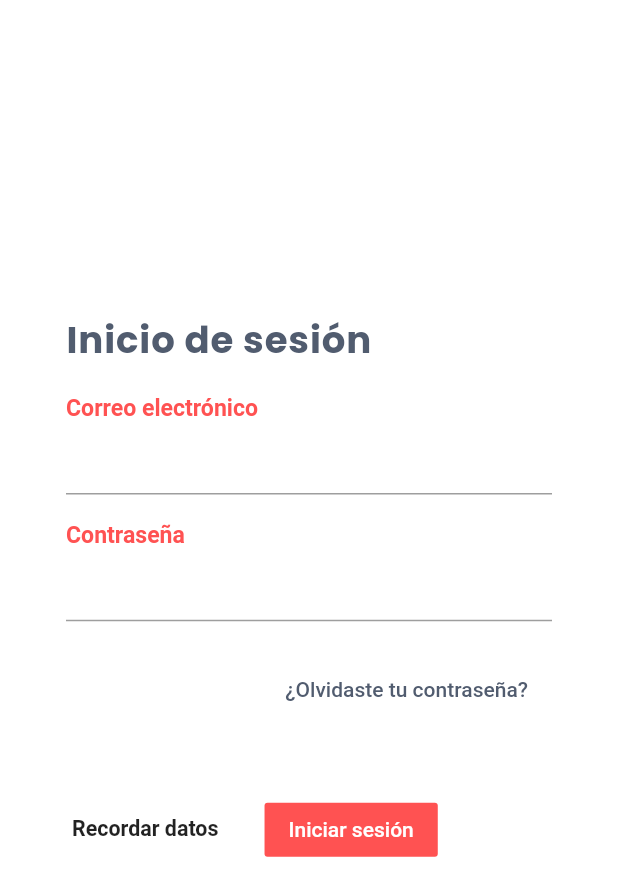
After one commit to diazdesandi/flutterpsicologia, a Flutter app: the SignInPage screen opened directly, after a tap on "Iniciar sesión", on a phone screen of 412 x 824 dp. The commit adds this screen. Shown: the top 896 px of the screen. Run offline on Flutter 3.47's test engine with Material 2 defaults, Android fonts, the phone set to English and light mode, and no system bars; our stand-ins replace curved_navigation_bar, firebase_auth, firebase_core, flutter_calendar_carousel, flutter_screenutil, font_awesome_flutter and 3 more; missing offline and left inert: webfeed; accounts and stored records are empty; network calls fail.

Commit message:
Login fixed, files deleted.

```diff
--- /dev/null
+++ b/lib/login/auth.dart
@@ -0,0 +1,33 @@
+import 'package:firebase_auth/firebase_auth.dart';
+
+class AuthenticationService {
+  final FirebaseAuth _firebaseAuth;
+
+  AuthenticationService(this._firebaseAuth);
+
+  Stream<User> get authStateChanges => _firebaseAuth.idTokenChanges();
+
+  Future<void> signOut() async {
+    await _firebaseAuth.signOut();
+  }
+
+  Future<String> signIn({String email, String password}) async {
+    try {
+      await _firebaseAuth.signInWithEmailAndPassword(
+          email: email, password: password);
+      return "Signed in";
+    } on FirebaseAuthException catch (e) {
+      return e.message;
+    }
+  }
+
+  Future<String> signUp({String email, String password}) async {
+    try {
+      await _firebaseAuth.createUserWithEmailAndPassword(
+          email: email, password: password);
+      return "Signed up";
+    } on FirebaseAuthException catch (e) {
+      return e.message;
+    }
+  }
+}
--- /dev/null
+++ b/lib/loginpage.dart
@@ -0,0 +1,204 @@
+import 'package:flutter/material.dart';
+import 'package:flutter_screenutil/flutter_screenutil.dart';
+import 'package:google_fonts/google_fonts.dart';
+import 'login/auth.dart';
+import 'package:provider/provider.dart';
+import 'login/respass.dart';
+
+class SignInPage extends StatelessWidget {
+  final TextEditingController emailController = TextEditingController();
+  final TextEditingController passwordController = TextEditingController();
+  @override
+  Widget build(BuildContext context) {
+    ScreenUtil.instance = ScreenUtil.getInstance()..init(context);
+    ScreenUtil.instance =
+        ScreenUtil(width: 750, height: 1334, allowFontScaling: true);
+    return new Scaffold(
+      backgroundColor: Colors.white,
+      resizeToAvoidBottomPadding: true,
+      body: Stack(
+        fit: StackFit.expand,
+        children: <Widget>[
+          SingleChildScrollView(
+              child: Padding(
+            padding: EdgeInsets.only(left: 28.0, right: 28.0, top: 50.0),
+            child: Column(children: <Widget>[
+              SizedBox(
+                height: ScreenUtil.getInstance().setHeight(230),
+              ),
+              Container(
+                  width: double.infinity,
+                  height: 300,
+                  padding: EdgeInsets.only(bottom: 1),
+                  decoration: BoxDecoration(
+                      color: Colors.white,
+                      borderRadius: BorderRadius.circular(8.0),
+                      boxShadow: [
+                        BoxShadow(
+                            color: Colors.white,
+                            offset: Offset(0.0, 15.0),
+                            blurRadius: 15.0),
+                        BoxShadow(
+                            color: Colors.white,
+                            offset: Offset(0.0, -10.0),
+                            blurRadius: 10.0),
+                      ]),
+                  child: Padding(
+                      padding:
+                          EdgeInsets.only(left: 16.0, right: 16.0, top: 16.0),
+                      child: Column(
+                          crossAxisAlignment: CrossAxisAlignment.start,
+                          children: <Widget>[
+                            Text("Inicio de sesión",
+                                style: GoogleFonts.poppins(
+                                    textStyle: TextStyle(
+                                        fontSize:
+                                            ScreenUtil.getInstance().setSp(45),
+                                        fontWeight: FontWeight.bold,
+                                        color: const Color(0xff515c6f),
+                                        letterSpacing: .6))),
+                            SizedBox(
+                              height: ScreenUtil.getInstance().setHeight(30),
+                            ),
+                            Text("Correo electrónico",
+                                style: GoogleFonts.roboto(
+                                    textStyle: TextStyle(
+                                        fontSize:
+                                            ScreenUtil.getInstance().setSp(28),
+                                        fontWeight: FontWeight.bold,
+                                        color: Colors.redAccent))),
+                            TextField(
+                              controller: emailController,
+                              decoration: InputDecoration(
+                                  hintStyle: TextStyle(
+                                      color: Colors.grey, fontSize: 12.0)),
+                            ),
+                            SizedBox(
+                              height: ScreenUtil.getInstance().setHeight(30),
+                            ),
+                            Text("Contraseña",
+                                style: GoogleFonts.roboto(
+                                    textStyle: TextStyle(
+                                        fontSize:
+                                            ScreenUtil.getInstance().setSp(28),
+                                        fontWeight: FontWeight.bold,
+                                        color: Colors.redAccent))),
+                            TextField(
+                              controller: passwordController,
+                              obscureText: true,
+                              decoration: InputDecoration(
+                                  hintStyle: TextStyle(
+                                      color: Colors.grey, fontSize: 12.0)),
+                            ),
+                            SizedBox(
+                              height: ScreenUtil.getInstance().setHeight(35),
+                            ),
+                            Row(
+                                mainAxisAlignment: MainAxisAlignment.end,
+                                children: <Widget>[
+                                  FlatButton(
+                                      textColor: const Color(0xff515c6f),
+                                      color: Colors.transparent,
+                                      child: Text('¿Olvidaste tu contraseña?'),
+                                      onPressed: () {
+                                        Navigator.push(
+                                          context,
+                                          MaterialPageRoute(
+                                              builder: (context) => Recontra()),
+                                        );
+                                      })
+                                ])
+                          ]))),
+              SizedBox(height: ScreenUtil.getInstance().setHeight(60)),
+              Row(
+                mainAxisAlignment: MainAxisAlignment.spaceBetween,
+                children: <Widget>[
+                  Row(
+                    children: <Widget>[
+                      SizedBox(
+                        width: 12.0,
+                      ),
+                      /* GestureDetector(
+                        onTap: _radio,
+                        child: radioButton(_isSelected),
+                      ),*/
+                      SizedBox(
+                        width: 8.0,
+                      ),
+                      Text("Recordar datos",
+                          style: GoogleFonts.roboto(
+                              textStyle: TextStyle(
+                                  fontSize: ScreenUtil.getInstance().setSp(26),
+                                  fontWeight: FontWeight.bold)))
+                    ],
+                  ),
+                  Row(
+                    mainAxisAlignment: MainAxisAlignment.end,
+                    children: <Widget>[
+                      FlatButton(
+                        textColor: Colors.white,
+                        color: Colors.redAccent,
+                        child: Text('Iniciar sesión'),
+                        onPressed: () {
+                          context.read<AuthenticationService>().signIn(
+                                email: emailController.text.trim(),
+                                password: passwordController.text.trim(),
+                              );
+                        },
+                      )
+                    ],
+                  ),
+                  SizedBox(
+                    height: ScreenUtil.getInstance().setHeight(30),
+                  ),
+                  SizedBox(
+                    height: ScreenUtil.getInstance().setHeight(30),
+                  ),
+                  SizedBox(
+                    height: ScreenUtil.getInstance().setHeight(30),
+                  ),
+                ],
+              ),
+            ]),
+          ))
+        ],
+      ),
+    );
+  }
+}
+
+/*class _MyAppState extends State<MyApp> {
+  bool _isSelected = false;
+
+  void _radio() {
+    setState(() {
+      _isSelected = !_isSelected;
+    });
+  }*/
+
+// Boton de opcion con cierto tamaño (width y height) y cierto margen (padding)
+Widget radioButton(bool isSelected) => Container(
+      width: 16.0,
+      height: 16.0,
+      padding: EdgeInsets.all(2.0),
+      decoration: BoxDecoration(
+          shape: BoxShape.circle,
+          border: Border.all(width: 2.0, color: Colors.black)),
+      child: isSelected
+          ? Container(
+              width: double.infinity,
+              height: double.infinity,
+              decoration:
+                  BoxDecoration(shape: BoxShape.circle, color: Colors.black),
+            )
+          : Container(),
+    );
+
+Widget horizontalLine() => Padding(
+      padding: EdgeInsets.symmetric(horizontal: 16.0),
+      child: Container(
+        width: ScreenUtil.getInstance().setWidth(120),
+        height: 1.0,
+        color: Colors.black26.withOpacity(.2),
+      ),
+    );
--- a/lib/pages/submenus/notifications.dart
+++ b/lib/pages/submenus/notifications.dart
@@ -1,5 +1,4 @@
 import 'package:flutter/material.dart';
-import 'package:font_awesome_flutter/font_awesome_flutter.dart';
 
 // Clase de interfaz donde modifican los ajustes de notificacion.
 class Notifications extends StatefulWidget {
@@ -19,6 +18,7 @@ class _NotificationsState extends State<Notifications> {
   Brightness _getBrightness() {
     return _dark ? Brightness.dark : Brightness.light;
   }
+
 // Se realiza un override con la interfaz de la pantalla, la cual incluye los titulos asi como
 // los botones para manipular los ajutes de interfaz
   @override
--- a/pubspec.yaml
+++ b/pubspec.yaml
@@ -21,7 +21,11 @@ dependencies:
   flutter_calendar_carousel: ^1.4.12
   webfeed: ^0.4.2
   font_awesome_flutter: ^8.8.1
+ #Firebase
+  firebase_core: ^0.5.0
+  firebase_auth: ^0.18.0+1
 
+  provider: ^4.3.2+1
   # The following adds the Cupertino Icons font to your application.
   # Use with the CupertinoIcons class for iOS style icons.
   cupertino_icons: ^0.1.3
```
Also changed, not shown: lib/login/logincard.dart (deleted, +0 -71 lines), lib/login/registrar.dart (added, +57 -0 lines), lib/login/respass.dart (renamed from lib/login/reestabcontra.dart, +29 -7 lines), lib/login/widcorre.dart (deleted, +0 -55 lines), lib/main.dart (+44 -119 lines), lib/navbarscreens/cerrarsesion.dart (added, +25 -0 lines), lib/navbarscreens/home.dart (+11 -8 lines), lib/navbarscreens/navbarmaster.dart (+6 -1 lines), lib/pages/submenus/ajustes.dart (+3 -9 lines), lib/pages/submenus/profile.dart (+7 -2 lines), pubspec.lock, 3 other files.
